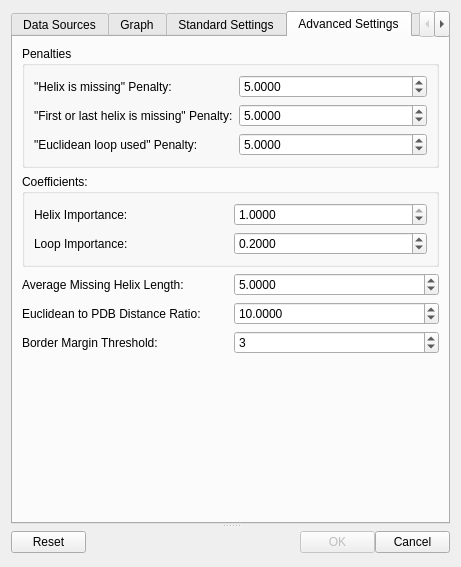
The window that Gorgon/src_ui/ui_dialog_sse_helix_correspondence_finder.ui (GorgonCryoEM/Gorgon) describes before a commit, drawn with Qt 5.
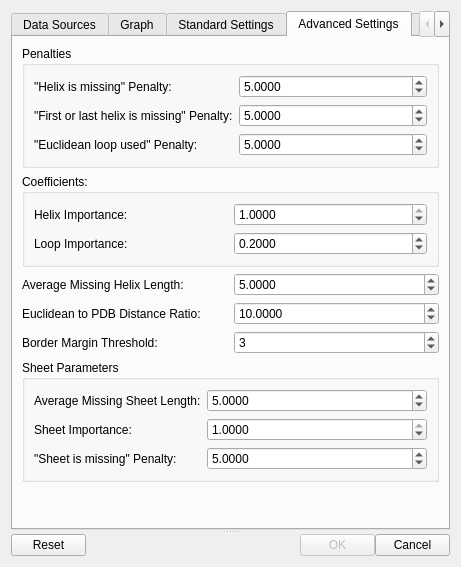
The same window after the commit. The open tabs and pages were chosen to show the change.

Commit message: Adding sheet parameters and a button to load all settings from file

What changed in the file:
```diff
--- a/Gorgon/src_ui/ui_dialog_sse_helix_correspondence_finder.ui
+++ b/Gorgon/src_ui/ui_dialog_sse_helix_correspondence_finder.ui
@@ -5,7 +5,7 @@
    <rect>
     <x>0</x>
     <y>0</y>
-    <width>322</width>
+    <width>342</width>
     <height>567</height>
    </rect>
   </property>
@@ -78,6 +78,11 @@
            <enum>QLayout::SetMinimumSize</enum>
           </property>
           <item>
+         <widget class="QSplitter" name="splitter_3" >
+          <property name="orientation" >
+           <enum>Qt::Vertical</enum>
+          </property>
+          <widget class="QWidget" name="layoutWidget" >
            <layout class="QGridLayout" name="gridLayout" >
             <property name="sizeConstraint" >
              <enum>QLayout::SetNoConstraint</enum>
@@ -203,6 +208,8 @@
              </widget>
             </item>
            </layout>
+          </widget>
+         </widget>
           </item>
           <item>
            <spacer>
@@ -903,8 +910,102 @@
           </property>
          </widget>
         </item>
-        <item row="5" column="0" >
-         <spacer>
+        <item row="5" column="0" colspan="2" >
+         <widget class="QGroupBox" name="groupBox_5" >
+          <property name="title" >
+           <string>Sheet Parameters</string>
+          </property>
+          <layout class="QGridLayout" name="gridLayout_4" >
+           <item row="0" column="0" >
+            <layout class="QFormLayout" name="formLayout_3" >
+             <item row="0" column="0" >
+              <widget class="QLabel" name="label_17" >
+               <property name="text" >
+                <string>Average Missing Sheet Length:</string>
+               </property>
+              </widget>
+             </item>
+             <item row="0" column="1" >
+              <widget class="QDoubleSpinBox" name="doubleSpinBoxAverageMissingSheetLength" >
+               <property name="sizePolicy" >
+                <sizepolicy vsizetype="Fixed" hsizetype="Preferred" >
+                 <horstretch>0</horstretch>
+                 <verstretch>0</verstretch>
+                </sizepolicy>
+               </property>
+               <property name="decimals" >
+                <number>4</number>
+               </property>
+               <property name="maximum" >
+                <double>10000000000.000000000000000</double>
+               </property>
+               <property name="value" >
+                <double>5.000000000000000</double>
+               </property>
+              </widget>
+             </item>
+             <item row="1" column="0" >
+              <widget class="QLabel" name="label_18" >
+               <property name="text" >
+                <string>Sheet Importance:</string>
+               </property>
+              </widget>
+             </item>
+             <item row="1" column="1" >
+              <widget class="QDoubleSpinBox" name="doubleSpinBoxSheetImportance" >
+               <property name="sizePolicy" >
+                <sizepolicy vsizetype="Fixed" hsizetype="Preferred" >
+                 <horstretch>0</horstretch>
+                 <verstretch>0</verstretch>
+                </sizepolicy>
+               </property>
+               <property name="text" stdset="0" >
+                <string>1.0000</string>
+               </property>
+               <property name="decimals" >
+                <number>4</number>
+               </property>
+               <property name="maximum" >
+                <double>1.000000000000000</double>
+               </property>
+               <property name="value" >
+                <double>1.000000000000000</double>
+               </property>
+              </widget>
+             </item>
+             <item row="2" column="0" >
+              <widget class="QLabel" name="label_19" >
+               <property name="text" >
+                <string>"Sheet is missing" Penalty:</string>
+               </property>
+              </widget>
+             </item>
+             <item row="2" column="1" >
+              <widget class="QDoubleSpinBox" name="doubleSpinBoxSheetMissingPenalty" >
+               <property name="sizePolicy" >
+                <sizepolicy vsizetype="Fixed" hsizetype="Preferred" >
+                 <horstretch>0</horstretch>
+                 <verstretch>0</verstretch>
+                </sizepolicy>
+               </property>
+               <property name="decimals" >
+                <number>4</number>
+               </property>
+               <property name="maximum" >
+                <double>999999999.999899983406067</double>
+               </property>
+               <property name="value" >
+                <double>5.000000000000000</double>
+               </property>
+              </widget>
+             </item>
+            </layout>
+           </item>
+          </layout>
+         </widget>
+        </item>
+        <item row="6" column="0" >
+         <spacer name="verticalSpacer_3" >
           <property name="orientation" >
            <enum>Qt::Vertical</enum>
           </property>
```
Left out of the diff: 141 changed lines with no effect on the pictures. Lines whose indentation alone changed are shown as unchanged.
